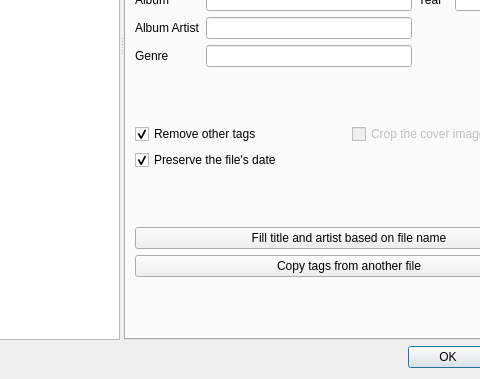
divers0/ted, file TEd/ui/source/edit_tags_dialog.ui: the form before one commit; both pictures show x 105 to 585 and y 261 to 640 of the 690 by 640 pixel window.
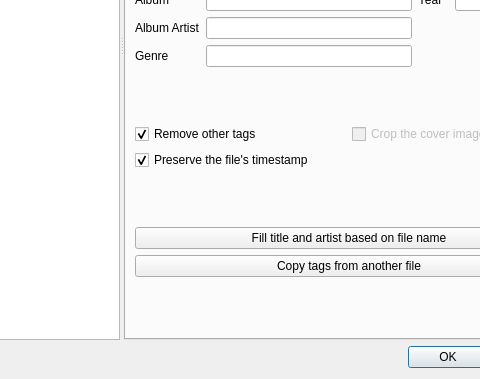
The form after the commit.

Commit message: fix simple bug with timestamps + change ui label

Diff of the .ui file:
```diff
--- a/TEd/ui/source/edit_tags_dialog.ui
+++ b/TEd/ui/source/edit_tags_dialog.ui
@@ -266,7 +266,7 @@
              <item row="1" column="0">
               <widget class="QCheckBox" name="preserve_file_time_checkbox">
                <property name="text">
-                <string>Preserve the file's date</string>
+                <string>Preserve the file's timestamp</string>
                </property>
                <property name="checked">
                 <bool>true</bool>
```
The commit also changes 1 other file.
